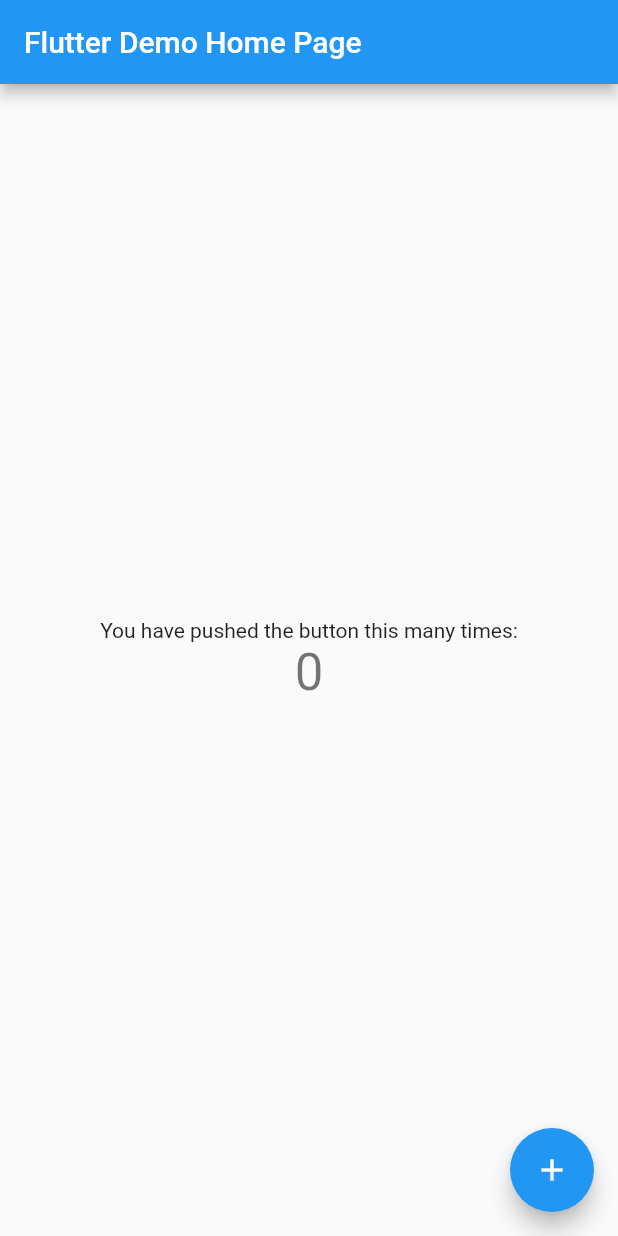
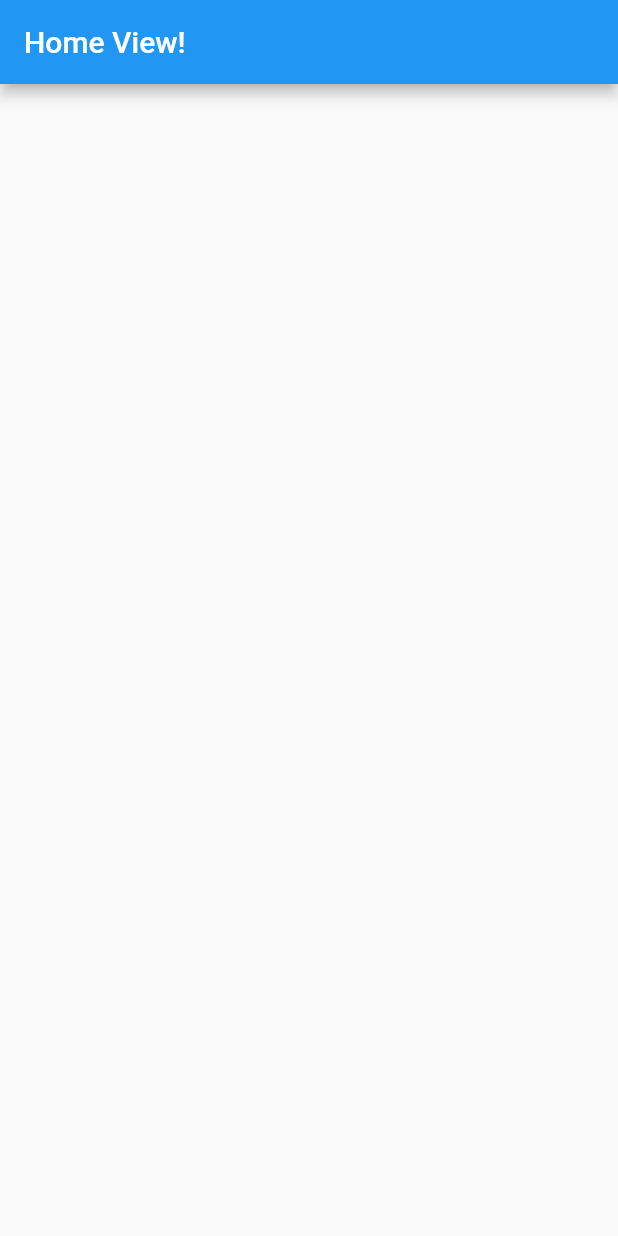
Before and after one commit to iCarlosAugusto/todo_list, a Flutter app: the screen it shows after launch, on a phone screen of 412 x 824 dp. Run offline on Flutter 3.47's test engine with Material 2 defaults, Android fonts, the phone set to English and light mode, and no system bars.

Commit message:
feat: :sparkles: Clean up the project and create a view called Home View

```diff
--- a/lib/main.dart
+++ b/lib/main.dart
@@ -1,4 +1,5 @@
 import 'package:flutter/material.dart';
+import 'package:todo_list/views/home_view.dart';
 
 void main() {
   runApp(const MyApp());
@@ -7,109 +8,10 @@ void main() {
 class MyApp extends StatelessWidget {
   const MyApp({Key? key}) : super(key: key);
 
-  // This widget is the root of your application.
   @override
   Widget build(BuildContext context) {
     return MaterialApp(
-      title: 'Flutter Demo',
-      theme: ThemeData(
-        // This is the theme of your application.
-        //
-        // Try running your application with "flutter run". You'll see the
-        // application has a blue toolbar. Then, without quitting the app, try
-        // changing the primarySwatch below to Colors.green and then invoke
-        // "hot reload" (press "r" in the console where you ran "flutter run",
-        // or simply save your changes to "hot reload" in a Flutter IDE).
-        // Notice that the counter didn't reset back to zero; the application
-        // is not restarted.
-        primarySwatch: Colors.blue,
-      ),
-      home: const MyHomePage(title: 'Flutter Demo Home Page'),
+      home: HomeView(),
     );
   }
 }
-
-class MyHomePage extends StatefulWidget {
-  const MyHomePage({Key? key, required this.title}) : super(key: key);
-
-  // This widget is the home page of your application. It is stateful, meaning
-  // that it has a State object (defined below) that contains fields that affect
-  // how it looks.
-
-  // This class is the configuration for the state. It holds the values (in this
-  // case the title) provided by the parent (in this case the App widget) and
-  // used by the build method of the State. Fields in a Widget subclass are
-  // always marked "final".
-
-  final String title;
-
-  @override
-  State<MyHomePage> createState() => _MyHomePageState();
-}
-
-class _MyHomePageState extends State<MyHomePage> {
-  int _counter = 0;
-
-  void _incrementCounter() {
-    setState(() {
-      // This call to setState tells the Flutter framework that something has
-      // changed in this State, which causes it to rerun the build method below
-      // so that the display can reflect the updated values. If we changed
-      // _counter without calling setState(), then the build method would not be
-      // called again, and so nothing would appear to happen.
-      _counter++;
-    });
-  }
-
-  @override
-  Widget build(BuildContext context) {
-    // This method is rerun every time setState is called, for instance as done
-    // by the _incrementCounter method above.
-    //
-    // The Flutter framework has been optimized to make rerunning build methods
-    // fast, so that you can just rebuild anything that needs updating rather
-    // than having to individually change instances of widgets.
-    return Scaffold(
-      appBar: AppBar(
-        // Here we take the value from the MyHomePage object that was created by
-        // the App.build method, and use it to set our appbar title.
-        title: Text(widget.title),
-      ),
-      body: Center(
-        // Center is a layout widget. It takes a single child and positions it
-        // in the middle of the parent.
-        child: Column(
-          // Column is also a layout widget. It takes a list of children and
-          // arranges them vertically. By default, it sizes itself to fit its
-          // children horizontally, and tries to be as tall as its parent.
-          //
-          // Invoke "debug painting" (press "p" in the console, choose the
-          // "Toggle Debug Paint" action from the Flutter Inspector in Android
-          // Studio, or the "Toggle Debug Paint" command in Visual Studio Code)
-          // to see the wireframe for each widget.
-          //
-          // Column has various properties to control how it sizes itself and
-          // how it positions its children. Here we use mainAxisAlignment to
-          // center the children vertically; the main axis here is the vertical
-          // axis because Columns are vertical (the cross axis would be
-          // horizontal).
-          mainAxisAlignment: MainAxisAlignment.center,
-          children: <Widget>[
-            const Text(
-              'You have pushed the button this many times:',
-            ),
-            Text(
-              '$_counter',
-              style: Theme.of(context).textTheme.headline4,
-            ),
-          ],
-        ),
-      ),
-      floatingActionButton: FloatingActionButton(
-        onPressed: _incrementCounter,
-        tooltip: 'Increment',
-        child: const Icon(Icons.add),
-      ), // This trailing comma makes auto-formatting nicer for build methods.
-    );
-  }
-}
--- /dev/null
+++ b/lib/views/home_view.dart
@@ -0,0 +1,14 @@
+import 'package:flutter/material.dart';
+import 'package:flutter/src/foundation/key.dart';
+import 'package:flutter/src/widgets/framework.dart';
+
+class HomeView extends StatelessWidget {
+  const HomeView({Key? key}) : super(key: key);
+
+  @override
+  Widget build(BuildContext context) {
+    return Scaffold(
+      appBar: AppBar(title: Text("Home View!")),
+    );
+  }
+}
```
